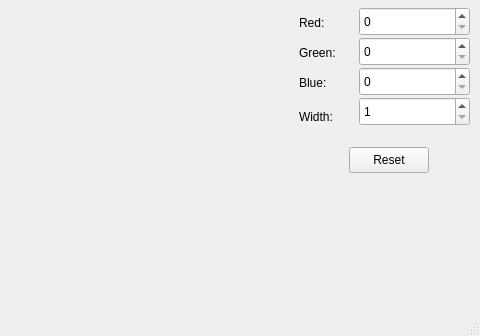
Above: mainwindow.ui from noavarice/cg1 before the change; both pictures show x 531 to 1011 and y 143 to 479 of the 1011 by 479 pixel window. Below: the same form after it.
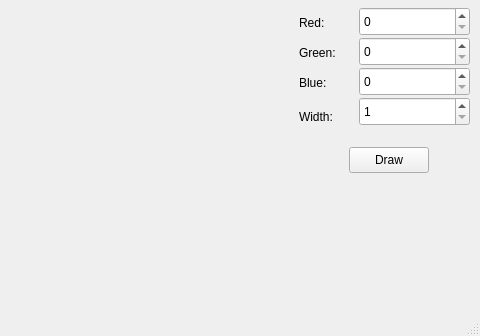
That is the form after the change.

Commit message: added slot for draw button click

Patch:
```diff
--- a/mainwindow.ui
+++ b/mainwindow.ui
@@ -103,7 +103,7 @@
      </rect>
     </property>
     <property name="text">
-     <string>Reset</string>
+     <string>Draw</string>
     </property>
    </widget>
    <widget class="QSpinBox" name="spinBoxRed">
```
Left out of the diff: 2 changed lines with no effect on the pictures. The commit also changes 2 other files.
